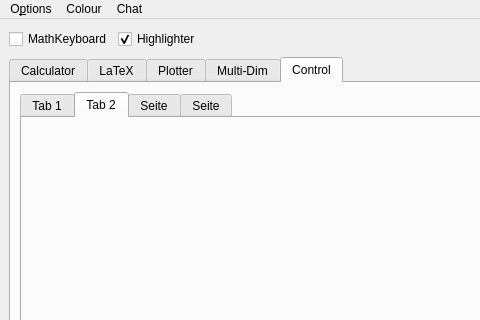
The window that AMaDiAUI.ui (AstusRush/AMaDiA) describes before a commit, drawn with Qt 5; both pictures show x 0 to 480 and y 0 to 320 of the 906 by 634 pixel window.
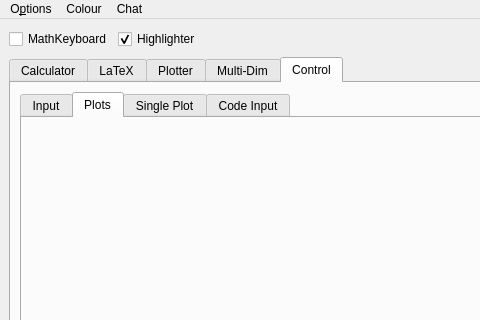
The same window after the commit. The open tabs and pages were chosen to show the change. Custom widgets are drawn as their Qt base class.

```diff
--- a/AMaDiAUI.ui
+++ b/AMaDiAUI.ui
@@ -815,22 +815,22 @@
           </property>
           <widget class="QWidget" name="Tab_5_tab_1">
            <attribute name="title">
-            <string>Tab 1</string>
+            <string>Input</string>
            </attribute>
           </widget>
           <widget class="QWidget" name="Tab_5_tab_2">
            <attribute name="title">
-            <string>Tab 2</string>
+            <string>Plots</string>
            </attribute>
           </widget>
           <widget class="QWidget" name="Tab_5_tab_3">
            <attribute name="title">
-            <string>Seite</string>
+            <string>Single Plot</string>
            </attribute>
           </widget>
           <widget class="QWidget" name="Tab_5_tab_4">
            <attribute name="title">
-            <string>Seite</string>
+            <string>Code Input</string>
            </attribute>
           </widget>
          </widget>
@@ -1020,6 +1020,18 @@
    <extends>QTextEdit</extends>
    <header location="global">AMaDiA_Widgets</header>
   </customwidget>
+  <customwidget>
+   <class>MplWidget_CONTROL</class>
+   <extends>QWidget</extends>
+   <header location="global">AMaDiA_Widgets</header>
+   <container>1</container>
+  </customwidget>
+  <customwidget>
+   <class>MplWidget_EmptyPlot</class>
+   <extends>QWidget</extends>
+   <header location="global">AMaDiA_Widgets</header>
+   <container>1</container>
+  </customwidget>
  </customwidgets>
  <tabstops>
   <tabstop>TopBar_Font_Size_spinBox</tabstop>
```
Left out of the diff: 128 changed lines with no effect on the pictures.
